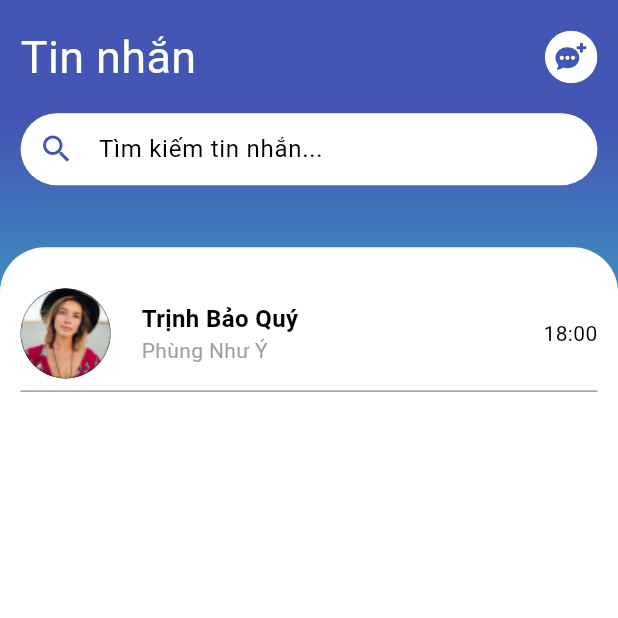
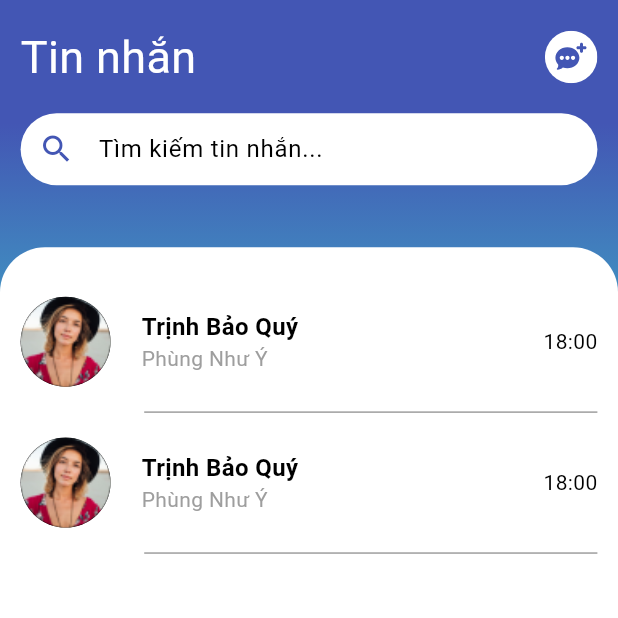
Before and after one commit to quy03/MockChat, a Flutter app: the MessageScreen screen opened directly, on a phone screen of 412 x 824 dp, the top half of it. Run offline on Flutter 3.47's test engine with Material 3 defaults, Android fonts, the light colour scheme and no system bars; our stand-ins replace firebase_core, flutter_svg; accounts and stored records are empty.

Commit message:
update error

```diff
--- a/lib/screens/login/login_screen.dart
+++ b/lib/screens/login/login_screen.dart
@@ -14,6 +14,7 @@ class LoginScreen extends StatelessWidget {
       body: SafeArea(
         child: Padding(
           padding: const EdgeInsets.symmetric(horizontal: 24),
+          child: SingleChildScrollView(
             child: Column(
               children: [
                 Expanded(
@@ -116,6 +117,7 @@ class LoginScreen extends StatelessWidget {
             ),
           ),
         ),
+      ),
     );
   }
 }
--- a/lib/screens/message/message_screen.dart
+++ b/lib/screens/message/message_screen.dart
@@ -83,10 +83,11 @@ class MessageScreen extends StatelessWidget {
                 child: Padding(
                   padding: EdgeInsets.symmetric(
                     horizontal: size.width / 30,
-                    vertical: size.height / 30,
+                    vertical: size.height / 50,
                   ),
                   child: Column(
                     children: [
+                      MyListTitle(size: size),
                       MyListTitle(size: size),
                     ],
                   ),
@@ -112,11 +113,14 @@ class MyListTitle extends StatelessWidget {
   Widget build(BuildContext context) {
     return Column(
       children: [
+        SizedBox(height: size.height / 50),
         Row(
           children: [
             const CircleAvatar(
               radius: 30,
-              backgroundImage: AssetImage("assets/images/random4.png"),
+              backgroundImage: AssetImage(
+                "assets/images/random4.png",
+              ),
             ),
             SizedBox(width: size.width / 20),
             const Expanded(
@@ -132,7 +136,11 @@ class MyListTitle extends StatelessWidget {
                   ),
                   Text(
                     "Phùng Như Ý",
-                    style: TextStyle(color: Colors.grey),
+                    style: TextStyle(
+                      color: Colors.grey,
+                      // 0,0,0,1       153,153,153,1
+                      fontSize: 14,
+                    ),
                   ),
                 ],
               ),
@@ -144,11 +152,12 @@ class MyListTitle extends StatelessWidget {
             const Text("18:00"),
           ],
         ),
-        const SizedBox(height: 8), // Khoảng cách giữa Row và Container
+        SizedBox(height: size.height / 50),
         Container(
-          height: 1, // Chiều cao của đường kẻ
-          color: Colors.grey, // Màu của đường kẻ
-        ),
+          margin: EdgeInsets.only(left: size.width / 5, right: 0),
+          height: 1,
+          color: Colors.grey,
+        )
       ],
     );
   }
--- a/lib/screens/register/register_screen.dart
+++ b/lib/screens/register/register_screen.dart
@@ -18,6 +18,7 @@ class RegisterScreen extends StatelessWidget {
       body: SafeArea(
         child: Padding(
           padding: const EdgeInsets.symmetric(horizontal: 24),
+          child: SingleChildScrollView(
             child: Column(
               children: [
                 Expanded(
@@ -115,6 +116,7 @@ class RegisterScreen extends StatelessWidget {
             ),
           ),
         ),
+      ),
     );
   }
 }
```
Lines whose indentation alone changed are shown as unchanged.
